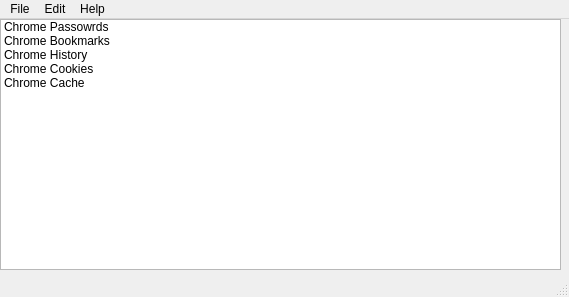
Above: uis/chrome.ui from toko214/logsProject before the change. Below: the same form after it.
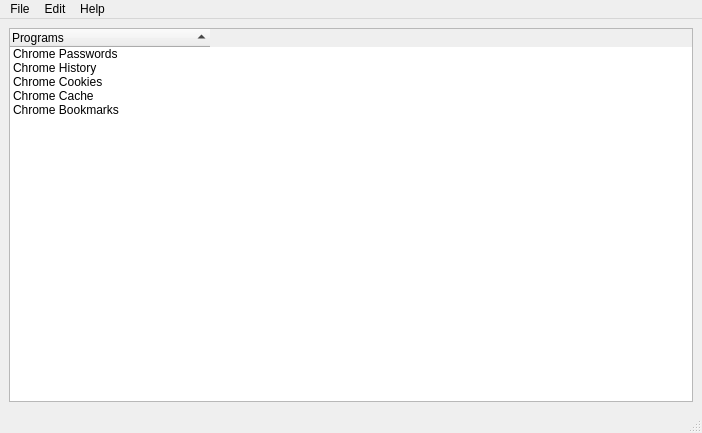
That is the form after the change. Icons and pictures are not drawn.

Diff of the .ui file:
```diff
--- a/uis/chrome.ui
+++ b/uis/chrome.ui
@@ -6,55 +6,55 @@
    <rect>
     <x>0</x>
     <y>0</y>
-    <width>569</width>
-    <height>297</height>
+    <width>702</width>
+    <height>433</height>
    </rect>
   </property>
   <property name="windowTitle">
    <string>Chrome</string>
   </property>
   <widget class="QWidget" name="centralwidget">
+   <layout class="QVBoxLayout" name="verticalLayout">
+    <item>
    <widget class="QTreeWidget" name="treeWidget">
-    <property name="geometry">
-     <rect>
-      <x>0</x>
-      <y>0</y>
-      <width>561</width>
-      <height>251</height>
-     </rect>
+      <property name="selectionMode">
+       <enum>QAbstractItemView::ContiguousSelection</enum>
     </property>
     <property name="indentation">
      <number>0</number>
     </property>
+      <property name="sortingEnabled">
+       <bool>true</bool>
+      </property>
     <attribute name="headerVisible">
-     <bool>false</bool>
+       <bool>true</bool>
+      </attribute>
+      <attribute name="headerDefaultSectionSize">
+       <number>200</number>
+      </attribute>
+      <attribute name="headerMinimumSectionSize">
+       <number>200</number>
     </attribute>
     <attribute name="headerShowSortIndicator" stdset="0">
      <bool>true</bool>
     </attribute>
+      <attribute name="headerStretchLastSection">
+       <bool>false</bool>
+      </attribute>
     <column>
      <property name="text">
-      <string/>
+        <string>Programs</string>
      </property>
     </column>
     <item>
      <property name="text">
-      <string>Chrome Passowrds</string>
+        <string>Chrome Passwords</string>
      </property>
      <property name="icon">
       <iconset>
        <normaloff>icons/key.png</normaloff>icons/key.png</iconset>
      </property>
     </item>
-    <item>
-     <property name="text">
-      <string>Chrome Bookmarks</string>
-     </property>
-     <property name="icon">
-      <iconset>
-       <normaloff>icons/notebook.png</normaloff>icons/notebook.png</iconset>
-     </property>
-    </item>
     <item>
      <property name="text">
       <string>Chrome History</string>
@@ -82,14 +82,25 @@
        <normaloff>icons/accounting.png</normaloff>icons/accounting.png</iconset>
      </property>
     </item>
-   </widget>
+      <item>
+       <property name="text">
+        <string>Chrome Bookmarks</string>
+       </property>
+       <property name="icon">
+        <iconset>
+         <normaloff>icons/notebook.png</normaloff>icons/notebook.png</iconset>
+       </property>
+      </item>
+     </widget>
+    </item>
+   </layout>
   </widget>
   <widget class="QMenuBar" name="menubar">
    <property name="geometry">
     <rect>
      <x>0</x>
      <y>0</y>
-     <width>569</width>
+     <width>702</width>
      <height>21</height>
     </rect>
    </property>
```
Lines whose indentation alone changed are shown as unchanged.
